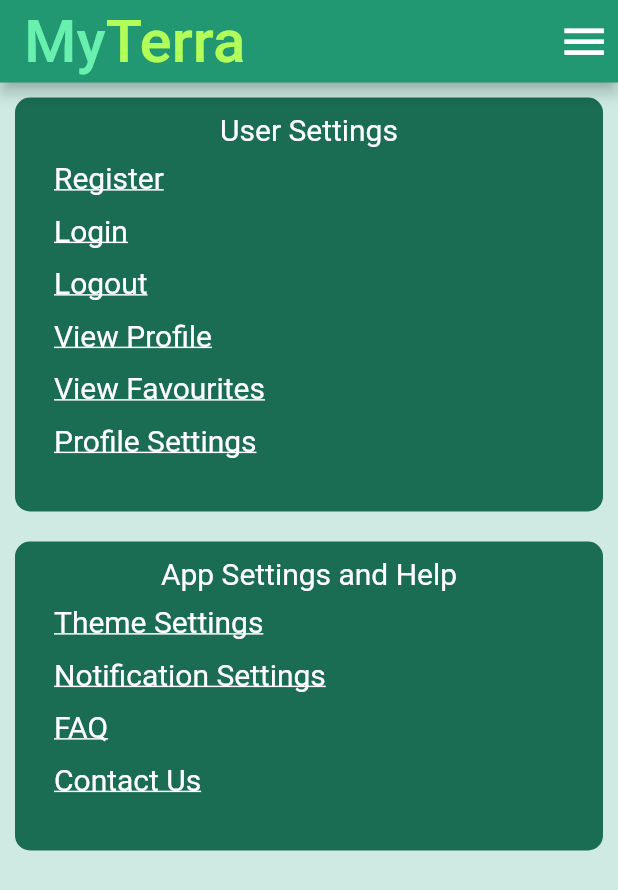
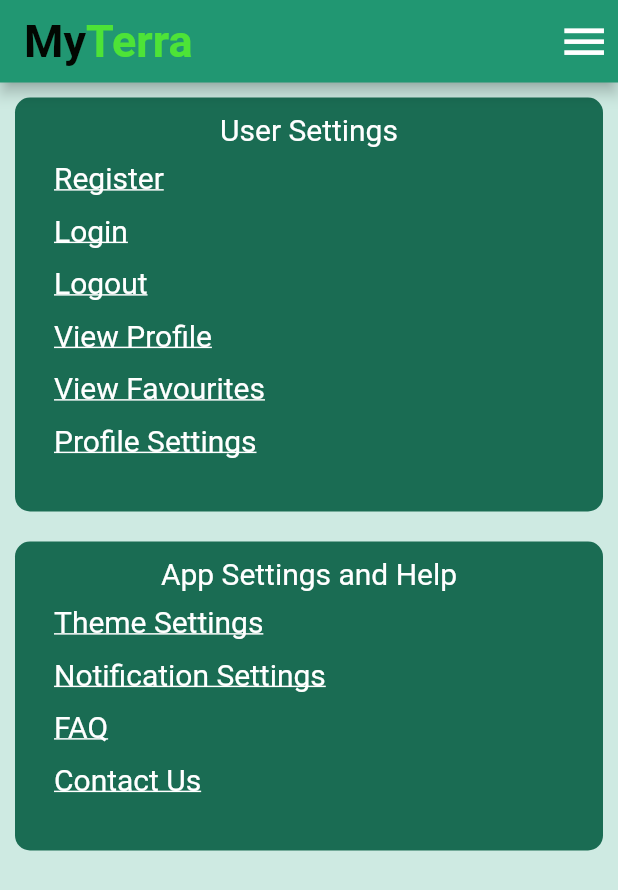
Before and after one commit to AlexDuthie/myterra-demo, a Flutter app: the MainSideBar screen opened directly, on a phone screen of 412 x 824 dp. Shown: the top 890 px of the screen. Run offline on Flutter 3.47's test engine with Material 2 defaults, Android fonts, the light colour scheme and no system bars; network calls fail.

Commit message:
SideBar Title Text Fixed

```diff
--- a/lib/components/sidebar/sidebar_appbar.dart
+++ b/lib/components/sidebar/sidebar_appbar.dart
@@ -8,17 +8,27 @@ class SideAppBar extends StatelessWidget implements PreferredSizeWidget{
   @override
   Widget build(BuildContext context) {
     return AppBar(
-      title: Row(
-        children: [
-          Text(
-            "My",
-            style: TextStyle(color: Colors.greenAccent, fontSize: 40.0),
-          ),
-          Text(
-            "Terra",
-            style: TextStyle(color: Colors.lightGreenAccent, fontSize: 40.0),
-          ),
-        ],
+      title: RichText(
+        text: TextSpan(
+          children: <TextSpan>[
+            TextSpan(
+              text: "My",
+              style: TextStyle(
+                fontWeight: FontWeight.bold,
+                fontSize: 30,
+                color: Color.fromRGBO(2, 7, 1, 1.0),
+              ),
+            ),
+            TextSpan(
+              text: "Terra",
+              style: TextStyle(
+                fontWeight: FontWeight.bold,
+                fontSize: 30,
+                color: Color.fromRGBO(77, 227, 55, 1.0),
+              ),
+            ),
+          ],
+        ),
       ),
       automaticallyImplyLeading: false,
       backgroundColor: sideAppBarColor,
```
